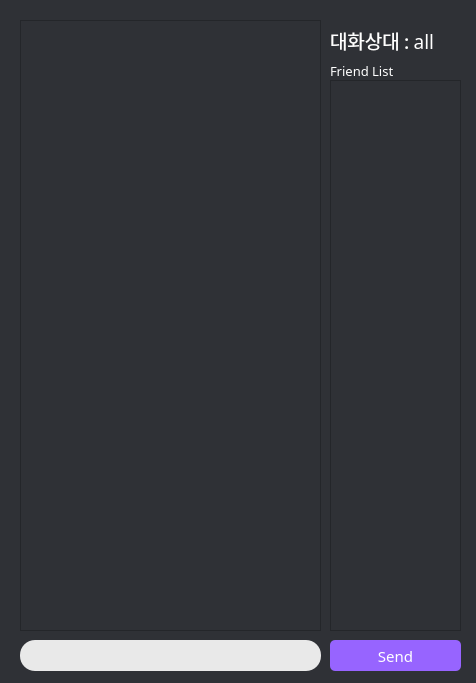
Old version of the form main.ui in the repository sihyeokpark/auto-attendance.
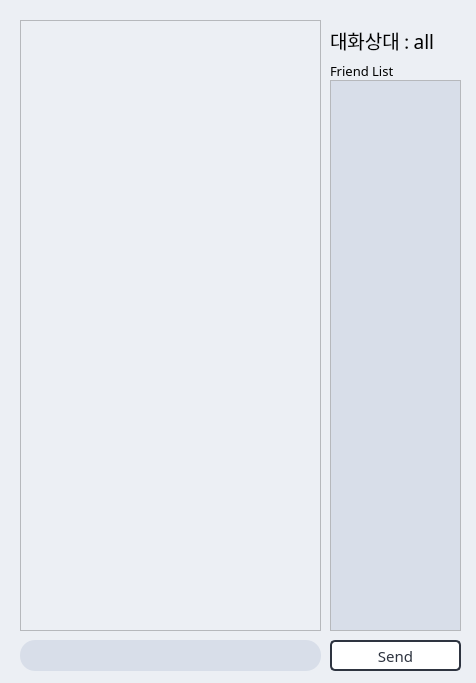
New version of the form.

Commit message: Design: Nord

```diff
--- a/main.ui
+++ b/main.ui
@@ -14,7 +14,7 @@
    <string>Chatting</string>
   </property>
   <property name="styleSheet">
-   <string notr="true">background-color: #2f3136;</string>
+   <string notr="true">background-color: #ECEFF4;</string>
   </property>
   <widget class="QTextBrowser" name="tb_chat">
    <property name="geometry">
@@ -32,12 +32,10 @@
     </font>
    </property>
    <property name="autoFillBackground">
-    <bool>true</bool>
+    <bool>false</bool>
    </property>
    <property name="styleSheet">
-    <string notr="true">backgorund-color: #ffffff;
-color: #ffffff;
-</string>
+    <string notr="true">backgorund-color: #E5E9F0;</string>
    </property>
   </widget>
   <widget class="QPushButton" name="btn_send">
@@ -58,14 +56,12 @@
     </font>
    </property>
    <property name="styleSheet">
-    <string notr="true">background-color: #9764ff;
-border: none;
-color: white;
-border-radius: 5px;
-text-align: center;
-text-decoration: none;
-display: inline-block;
-transition-duration: 0.4s;</string>
+    <string notr="true">QPushButton{
+	color: #2E3440;
+	background-color: white;
+	border: 2px solid #2E3440;
+	border-radius: 5px;
+}</string>
    </property>
    <property name="text">
     <string>Send</string>
@@ -91,7 +87,7 @@
 border-radius: 15px;
 outline: none;
 padding-left: 10px;
-background-color: rgb(233, 233, 233);</string>
+background-color: #D8DEE9;</string>
    </property>
   </widget>
   <widget class="QLabel" name="label_2">
@@ -112,7 +108,7 @@
     </font>
    </property>
    <property name="styleSheet">
-    <string notr="true">color: #ffffff;</string>
+    <string notr="true"/>
    </property>
    <property name="text">
     <string>Friend List</string>
@@ -127,9 +123,11 @@
      <height>551</height>
     </rect>
    </property>
+   <property name="autoFillBackground">
+    <bool>false</bool>
+   </property>
    <property name="styleSheet">
-    <string notr="true">backgorund-color: #ffffff;
-color: #ffffff;
+    <string notr="true">backgorund-color: #D8DEE9;
 </string>
    </property>
    <property name="widgetResizable">
@@ -144,6 +142,9 @@
       <height>549</height>
      </rect>
     </property>
+    <property name="styleSheet">
+     <string notr="true">background-color: #D8DEE9;</string>
+    </property>
    </widget>
   </widget>
   <widget class="QLabel" name="lab_chatName">
@@ -162,7 +163,7 @@
     </font>
    </property>
    <property name="styleSheet">
-    <string notr="true">color: rgb(255, 255, 255)</string>
+    <string notr="true"/>
    </property>
    <property name="text">
     <string>대화상대 : all</string>
```
The commit also changes 1 other file.
